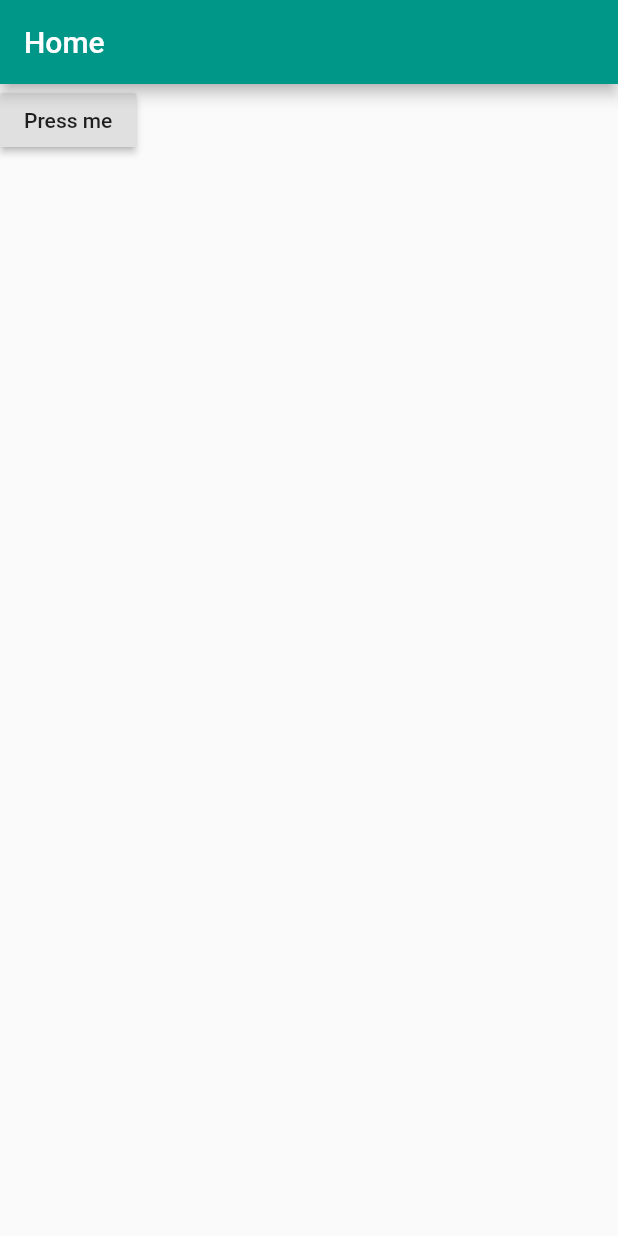
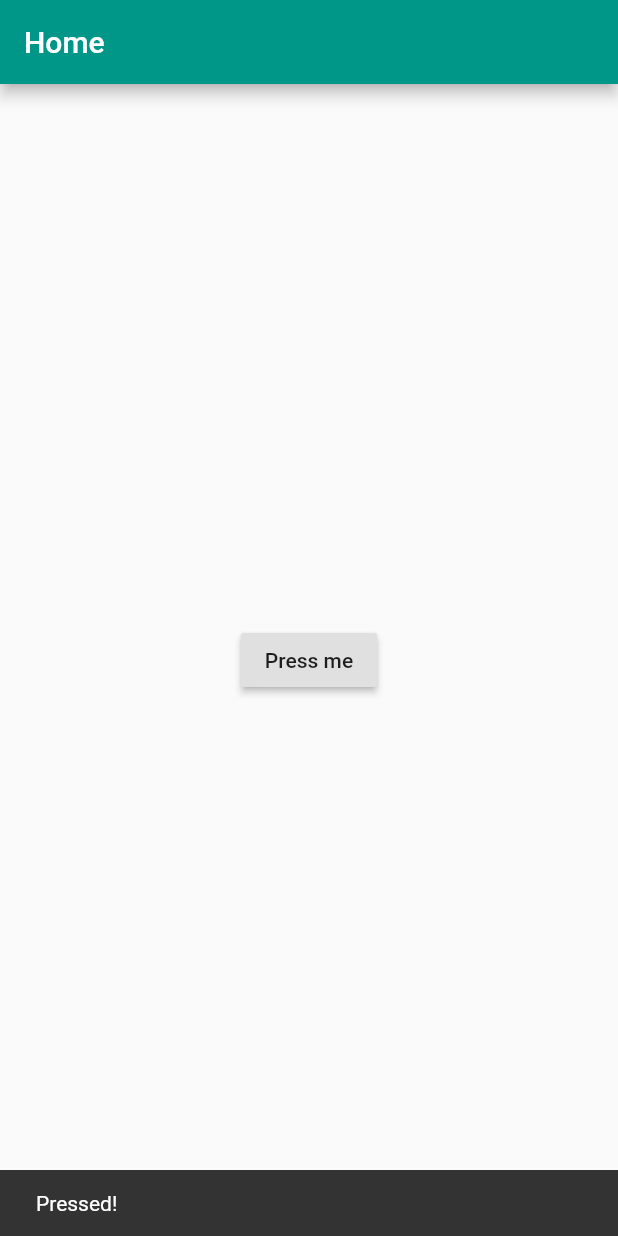
Before and after one commit to Parsh/Flutter, a Flutter app: the screen it shows after launch, after a tap on "Press me", on a phone screen of 412 x 824 dp. Run offline on Flutter 3.47's test engine with Material 2 defaults, Android fonts, the phone set to English and light mode, and no system bars.

Commit message:
SnackBar Implemented

```diff
--- a/material_widgets/lib/main.dart
+++ b/material_widgets/lib/main.dart
@@ -34,12 +34,26 @@ class _HomePageState extends State<HomePage> {
       appBar: new AppBar(
         title: new Text(widget.title),
       ),
-      body: new Container(
-        child: new RaisedButton(
-          child: new Text("Press me"),
-          onPressed: () => new SnackBar(content: new Text('Pressed!'),)
-        )
-      ),
+      body: new MyBody()
     );
   }
 }
+
+class MyBody extends StatelessWidget {
+  @override
+  Widget build(BuildContext context) {
+     return new Container(
+        child: new Center(
+           child: new RaisedButton(
+               child: new Text("Press me"),
+               onPressed: () => Scaffold.of(context).showSnackBar(
+                 new SnackBar(
+                   content: new Text("Pressed!"),
+                   duration: new Duration(seconds: 1),
+                 )
+               )
+           )
+        )
+      );
+  }
+}
```
